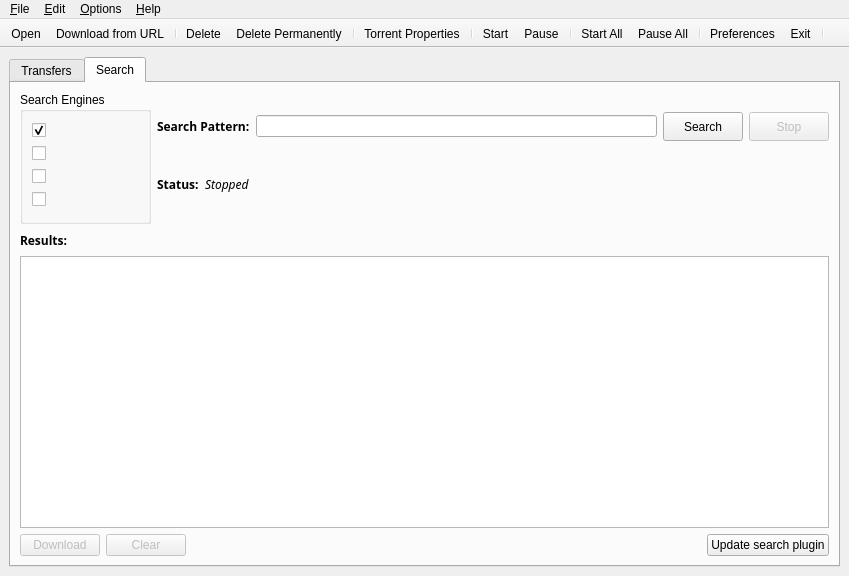
The window that src/MainWindow.ui (SysAdminDoc/qBittorrent-Vanced) describes before a commit, drawn with Qt 5.
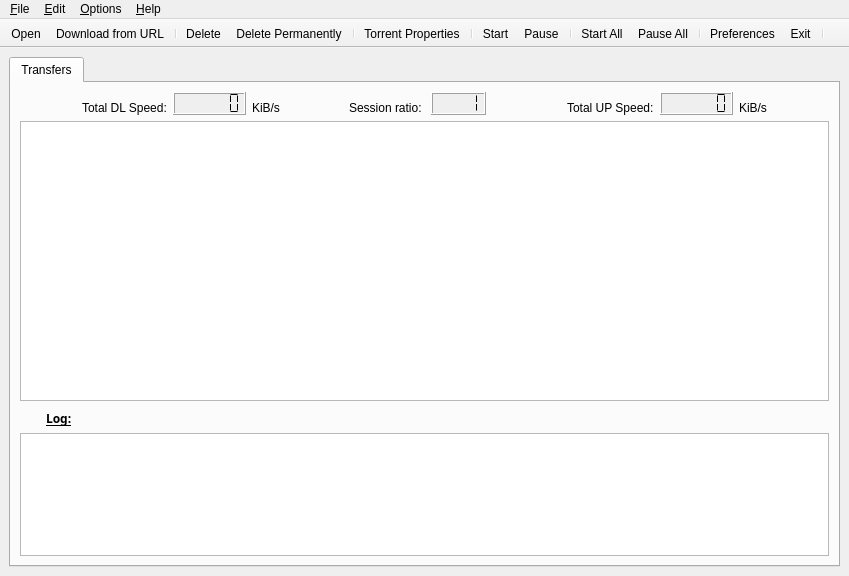
The same window after the commit. The open tabs and pages were chosen to show the change.

Commit message: - Splitted search engine code from MainWindow part because GUI.cpp was getting too big and we are going to add a RSS tab soon - Removed some unnecessary includes

```diff
--- a/src/MainWindow.ui
+++ b/src/MainWindow.ui
@@ -349,379 +349,6 @@
         </item>
        </layout>
       </widget>
-      <widget class="QWidget" name="tab_2" >
-       <attribute name="title" >
-        <string>Search</string>
-       </attribute>
-       <layout class="QVBoxLayout" >
-        <property name="margin" >
-         <number>9</number>
-        </property>
-        <property name="spacing" >
-         <number>6</number>
-        </property>
-        <item>
-         <layout class="QHBoxLayout" >
-          <property name="margin" >
-           <number>0</number>
-          </property>
-          <property name="spacing" >
-           <number>6</number>
-          </property>
-          <item>
-           <widget class="QGroupBox" name="groupEngines" >
-            <property name="minimumSize" >
-             <size>
-              <width>131</width>
-              <height>132</height>
-             </size>
-            </property>
-            <property name="maximumSize" >
-             <size>
-              <width>125</width>
-              <height>132</height>
-             </size>
-            </property>
-            <property name="title" >
-             <string>Search Engines</string>
-            </property>
-            <layout class="QVBoxLayout" >
-             <property name="margin" >
-              <number>9</number>
-             </property>
-             <property name="spacing" >
-              <number>6</number>
-             </property>
-             <item>
-              <widget class="QCheckBox" name="mininova" >
-               <property name="text" >
-                <string/>
-               </property>
-               <property name="checked" >
-                <bool>true</bool>
-               </property>
-              </widget>
-             </item>
-             <item>
-              <widget class="QCheckBox" name="piratebay" >
-               <property name="text" >
-                <string/>
-               </property>
-              </widget>
-             </item>
-             <item>
-              <widget class="QCheckBox" name="isohunt" >
-               <property name="text" >
-                <string/>
-               </property>
-              </widget>
-             </item>
-             <item>
-              <widget class="QCheckBox" name="meganova" >
-               <property name="text" >
-                <string/>
-               </property>
-              </widget>
-             </item>
-            </layout>
-           </widget>
-          </item>
-          <item>
-           <layout class="QVBoxLayout" >
-            <property name="margin" >
-             <number>0</number>
-            </property>
-            <property name="spacing" >
-             <number>6</number>
-            </property>
-            <item>
-             <layout class="QHBoxLayout" >
-              <property name="margin" >
-               <number>0</number>
-              </property>
-              <property name="spacing" >
-               <number>6</number>
-              </property>
-              <item>
-               <widget class="QLabel" name="search_lbl" >
-                <property name="maximumSize" >
-                 <size>
-                  <width>16777215</width>
-                  <height>35</height>
-                 </size>
-                </property>
-                <property name="font" >
-                 <font>
-                  <family>Sans Serif</family>
-                  <pointsize>9</pointsize>
-                  <weight>75</weight>
-                  <italic>false</italic>
-                  <bold>true</bold>
-                  <underline>false</underline>
-                  <strikeout>false</strikeout>
-                 </font>
-                </property>
-                <property name="text" >
-                 <string>Search Pattern:</string>
-                </property>
-               </widget>
-              </item>
-              <item>
-               <widget class="QLineEdit" name="search_pattern" >
-                <property name="maximumSize" >
-                 <size>
-                  <width>16777215</width>
-                  <height>22</height>
-                 </size>
-                </property>
-               </widget>
-              </item>
-              <item>
-               <widget class="QPushButton" name="search_button" >
-                <property name="maximumSize" >
-                 <size>
-                  <width>16777215</width>
-                  <height>29</height>
-                 </size>
-                </property>
-                <property name="text" >
-                 <string>Search</string>
-                </property>
-               </widget>
-              </item>
-              <item>
-               <widget class="QPushButton" name="stop_search_button" >
-                <property name="enabled" >
-                 <bool>false</bool>
-                </property>
-                <property name="maximumSize" >
-                 <size>
-                  <width>16777215</width>
-                  <height>29</height>
-                 </size>
-                </property>
-                <property name="text" >
-                 <string>Stop</string>
-                </property>
-               </widget>
-              </item>
-             </layout>
-            </item>
-            <item>
-             <layout class="QHBoxLayout" >
-              <property name="margin" >
-               <number>0</number>
-              </property>
-              <property name="spacing" >
-               <number>6</number>
-              </property>
-              <item>
-               <widget class="QLabel" name="status_lbl" >
-                <property name="maximumSize" >
-                 <size>
-                  <width>16777215</width>
-                  <height>35</height>
-                 </size>
-                </property>
-                <property name="font" >
-                 <font>
-                  <family>Sans Serif</family>
-                  <pointsize>9</pointsize>
-                  <weight>75</weight>
-                  <italic>false</italic>
-                  <bold>true</bold>
-                  <underline>false</underline>
-                  <strikeout>false</strikeout>
-                 </font>
-                </property>
-                <property name="text" >
-                 <string>Status:</string>
-                </property>
-               </widget>
-              </item>
-              <item>
-               <widget class="QLabel" name="search_status" >
-                <property name="minimumSize" >
-                 <size>
-                  <width>400</width>
-                  <height>0</height>
-                 </size>
-                </property>
-                <property name="maximumSize" >
-                 <size>
-                  <width>16777215</width>
-                  <height>35</height>
-                 </size>
-                </property>
-                <property name="font" >
-                 <font>
-                  <family>Sans Serif</family>
-                  <pointsize>9</pointsize>
-                  <weight>50</weight>
-                  <italic>true</italic>
-                  <bold>false</bold>
-                  <underline>false</underline>
-                  <strikeout>false</strikeout>
-                 </font>
-                </property>
-                <property name="text" >
-                 <string>Stopped</string>
-                </property>
-               </widget>
-              </item>
-              <item>
-               <spacer>
-                <property name="orientation" >
-                 <enum>Qt::Horizontal</enum>
-                </property>
-                <property name="sizeHint" >
-                 <size>
-                  <width>40</width>
-                  <height>20</height>
-                 </size>
-                </property>
-               </spacer>
-              </item>
-             </layout>
-            </item>
-           </layout>
-          </item>
-         </layout>
-        </item>
-        <item>
-         <layout class="QVBoxLayout" >
-          <property name="margin" >
-           <number>0</number>
-          </property>
-          <property name="spacing" >
-           <number>6</number>
-          </property>
-          <item>
-           <layout class="QHBoxLayout" >
-            <property name="margin" >
-             <number>0</number>
-            </property>
-            <property name="spacing" >
-             <number>6</number>
-            </property>
-            <item>
-             <widget class="QLabel" name="results_lbl" >
-              <property name="maximumSize" >
-               <size>
-                <width>16777215</width>
-                <height>20</height>
-               </size>
-              </property>
-              <property name="font" >
-               <font>
-                <family>Sans Serif</family>
-                <pointsize>9</pointsize>
-                <weight>75</weight>
-                <italic>false</italic>
-                <bold>true</bold>
-                <underline>false</underline>
-                <strikeout>false</strikeout>
-               </font>
-              </property>
-              <property name="text" >
-               <string>Results:</string>
-              </property>
-             </widget>
-            </item>
-            <item>
-             <spacer>
-              <property name="orientation" >
-               <enum>Qt::Horizontal</enum>
-              </property>
-              <property name="sizeHint" >
-               <size>
-                <width>721</width>
-                <height>20</height>
-               </size>
-              </property>
-             </spacer>
-            </item>
-           </layout>
-          </item>
-          <item>
-           <widget class="QTreeView" name="resultsBrowser" >
-            <property name="minimumSize" >
-             <size>
-              <width>0</width>
-              <height>200</height>
-             </size>
-            </property>
-            <property name="contextMenuPolicy" >
-             <enum>Qt::CustomContextMenu</enum>
-            </property>
-            <property name="autoScroll" >
-             <bool>true</bool>
-            </property>
-            <property name="selectionMode" >
-             <enum>QAbstractItemView::ExtendedSelection</enum>
-            </property>
-            <property name="indentation" >
-             <number>1</number>
-            </property>
-            <property name="itemsExpandable" >
-             <bool>false</bool>
-            </property>
-           </widget>
-          </item>
-          <item>
-           <layout class="QHBoxLayout" >
-            <property name="margin" >
-             <number>0</number>
-            </property>
-            <property name="spacing" >
-             <number>6</number>
-            </property>
-            <item>
-             <widget class="QPushButton" name="download_button" >
-              <property name="enabled" >
-               <bool>false</bool>
-              </property>
-              <property name="text" >
-               <string>Download</string>
-              </property>
-             </widget>
-            </item>
-            <item>
-             <widget class="QPushButton" name="clear_button" >
-              <property name="enabled" >
-               <bool>false</bool>
-              </property>
-              <property name="text" >
-               <string>Clear</string>
-              </property>
-             </widget>
-            </item>
-            <item>
-             <spacer>
-              <property name="orientation" >
-               <enum>Qt::Horizontal</enum>
-              </property>
-              <property name="sizeHint" >
-               <size>
-                <width>601</width>
-                <height>20</height>
-               </size>
-              </property>
-             </spacer>
-            </item>
-            <item>
-             <widget class="QPushButton" name="update_nova_button" >
-              <property name="text" >
-               <string>Update search plugin</string>
-              </property>
-             </widget>
-            </item>
-           </layout>
-          </item>
-         </layout>
-        </item>
-       </layout>
-      </widget>
      </widget>
     </item>
    </layout>
```
Left out of the diff: 19 changed lines with no effect on the pictures. The commit also changes 9 other files.
